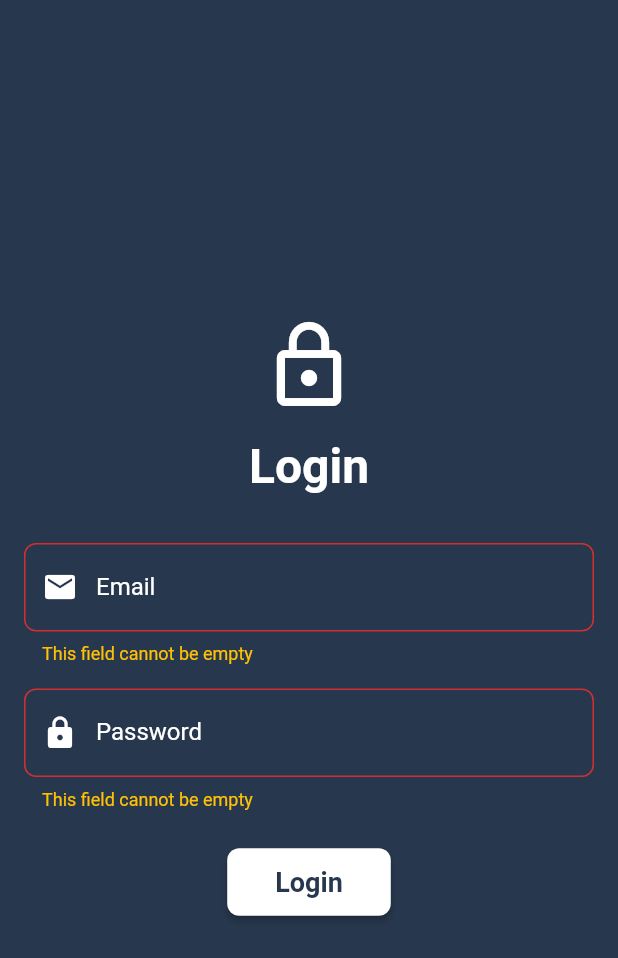
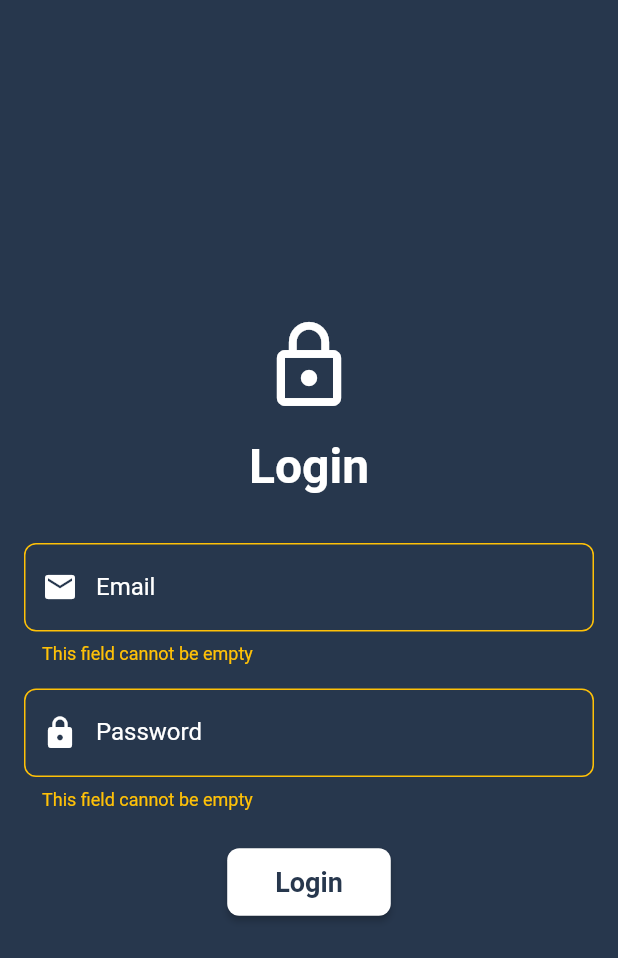
Before and after one commit to emamhasan19/CRUD-Project, a Flutter app: the LoginPage screen opened directly, after a tap on "Login", on a phone screen of 412 x 824 dp. Shown: the top 958 px of the screen. Run offline on Flutter 3.47's test engine with Material 2 defaults, Android fonts, the phone set to English and light mode, and no system bars; our stand-ins replace bloc, dartz, equatable, flutter_bloc, fluttertoast.

```diff
--- a/lib/src/features/login/presentation/pages/mylogin_page.dart
+++ b/lib/src/features/login/presentation/pages/login_page.dart
@@ -61,6 +61,7 @@ class _LoginPageState extends State<LoginPage> {
               ),
               const SizedBox(height: 32),
               TextFormField(
+                cursorColor: Palette.white_color,
                 controller: _emailController,
                 style: const TextStyle(color: Colors.white),
                 decoration: InputDecoration(
@@ -80,10 +81,10 @@ class _LoginPageState extends State<LoginPage> {
                     borderRadius: BorderRadius.circular(8),
                     borderSide: const BorderSide(color: Colors.white),
                   ),
-                  // errorBorder: OutlineInputBorder(
-                  //   borderRadius: BorderRadius.circular(8),
-                  //   borderSide: const BorderSide(color: Colors.amber),
-                  // ),
+                  errorBorder: OutlineInputBorder(
+                    borderRadius: BorderRadius.circular(8),
+                    borderSide: const BorderSide(color: Colors.amber),
+                  ),
                 ),
                 validator: (value) {
                   if (value!.isEmpty) {
@@ -94,6 +95,7 @@ class _LoginPageState extends State<LoginPage> {
               ),
               const SizedBox(height: 16),
               TextFormField(
+                cursorColor: Palette.white_color,
                 controller: _passwordController,
                 style: const TextStyle(color: Colors.white),
                 obscureText: true,
@@ -114,10 +116,10 @@ class _LoginPageState extends State<LoginPage> {
                     borderRadius: BorderRadius.circular(8),
                     borderSide: const BorderSide(color: Colors.white),
                   ),
-                  // errorBorder: OutlineInputBorder(
-                  //   borderRadius: BorderRadius.circular(8),
-                  //   borderSide: const BorderSide(color: Colors.amber),
-                  // ),
+                  errorBorder: OutlineInputBorder(
+                    borderRadius: BorderRadius.circular(8),
+                    borderSide: const BorderSide(color: Colors.amber),
+                  ),
                 ),
                 validator: (value) {
                   if (value!.isEmpty) {
```
Also changed, not shown: lib/main.dart (+7 -3 lines), lib/src/features/post/presentation/get_all_posts/pages/post_page.dart (+5 -10 lines).
